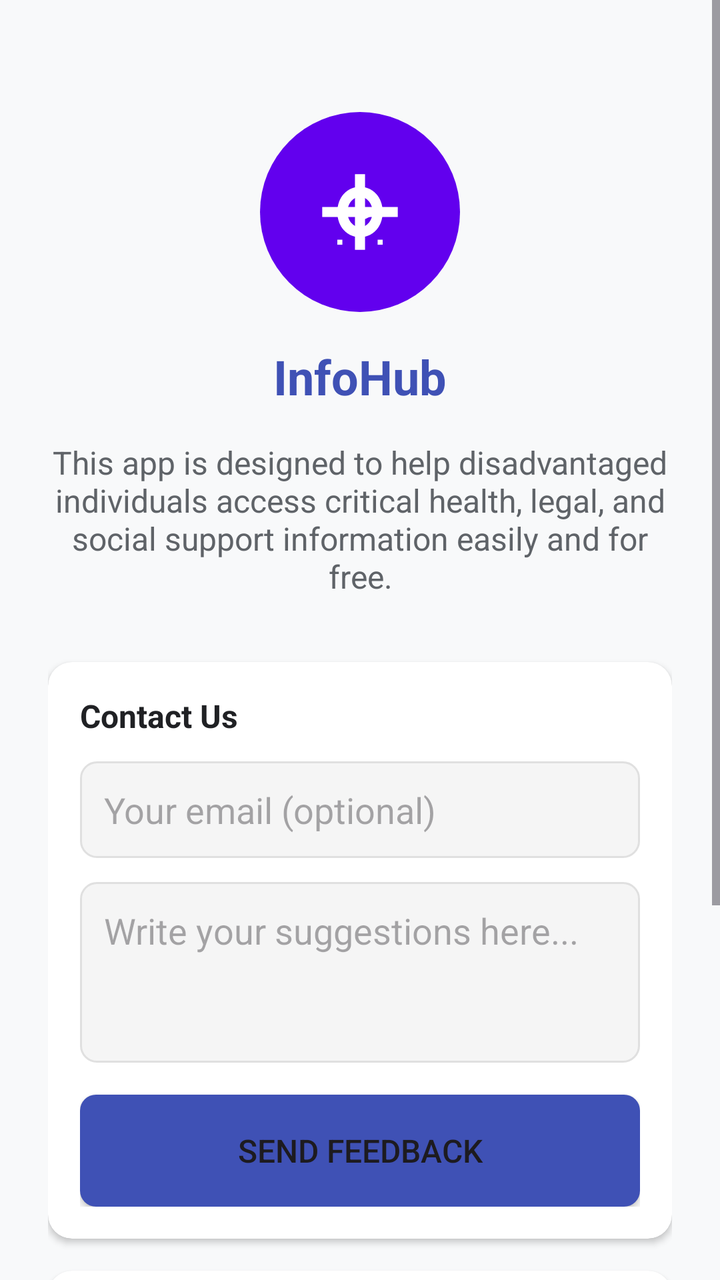
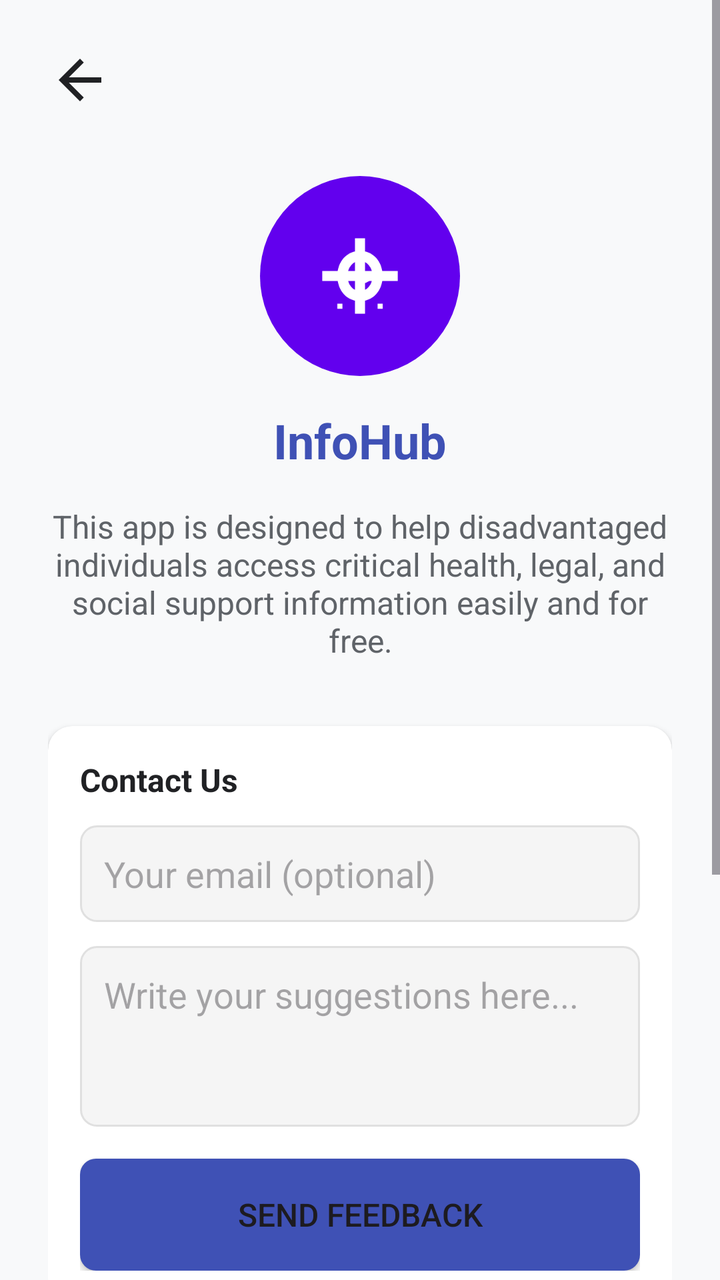

Compare the two renders of this Android layout. The source of the first and the diff that turns it into the second are given below.
<!-- AndroidManifest.xml: activity theme Theme.CMP2004TermProject.NoActionBar -->
<!-- res/layout/activity_about.xml -->
<?xml version="1.0" encoding="utf-8"?>
<ScrollView xmlns:android="http://schemas.android.com/apk/res/android"
    xmlns:app="http://schemas.android.com/apk/res-auto"
    android:layout_width="match_parent"
    android:layout_height="match_parent"
    android:background="@color/md_theme_light_background"
    android:fillViewport="true">

    <LinearLayout
        android:layout_width="match_parent"
        android:layout_height="wrap_content"
        android:orientation="vertical"
        android:padding="24dp"
        android:gravity="center_horizontal">

        <ImageView
            android:layout_width="100dp"
            android:layout_height="100dp"
            android:src="@drawable/ic_launcher_foreground"
            android:background="@drawable/circle_background_purple"
            android:padding="16dp"
            android:layout_marginTop="32dp"
            android:contentDescription="App icon" />

        <TextView
            android:layout_width="wrap_content"
            android:layout_height="wrap_content"
            android:text="@string/app_name"
            android:textSize="24sp"
            android:textStyle="bold"
            android:textColor="@color/md_theme_light_primary"
            android:layout_marginTop="16dp" />

        <TextView
            android:layout_width="match_parent"
            android:layout_height="wrap_content"
            android:text="This app is designed to help disadvantaged individuals access critical health, legal, and social support information easily and for free."
            android:textSize="16sp"
            android:textColor="@color/text_secondary"
            android:textAlignment="center"
            android:gravity="center"
            android:layout_marginTop="16dp"
            android:layout_marginBottom="32dp" />

        <androidx.cardview.widget.CardView
            android:layout_width="match_parent"
            android:layout_height="wrap_content"
            android:layout_marginBottom="16dp"
            app:cardCornerRadius="12dp"
            app:cardElevation="2dp"
            app:cardBackgroundColor="@color/white">

            <LinearLayout
                android:layout_width="match_parent"
                android:layout_height="wrap_content"
                android:orientation="vertical"
                android:padding="16dp">

                <TextView
                    android:layout_width="wrap_content"
                    android:layout_height="wrap_content"
                    android:text="Contact Us"
                    android:textSize="16sp"
                    android:textStyle="bold"
                    android:textColor="@color/text_primary"
                    android:layout_marginBottom="12dp" />

                <EditText
                    android:id="@+id/etEmail"
                    android:layout_width="match_parent"
                    android:layout_height="wrap_content"
                    android:hint="Your email (optional)"
                    android:inputType="textEmailAddress"
                    android:padding="12dp"
                    android:background="@drawable/edittext_background"
                    android:layout_marginBottom="12dp" />

                <EditText
                    android:id="@+id/etFeedback"
                    android:layout_width="match_parent"
                    android:layout_height="wrap_content"
                    android:hint="Write your suggestions here..."
                    android:inputType="textMultiLine"
                    android:minLines="3"
                    android:gravity="top"
                    android:padding="12dp"
                    android:background="@drawable/edittext_background"
                    android:layout_marginBottom="16dp" />

                <Button
                    android:id="@+id/btnSendEmail"
                    android:layout_width="match_parent"
                    android:layout_height="56dp"
                    android:text="Send Feedback"
                    android:textSize="16sp"
                    android:background="@drawable/button_primary" />
            </LinearLayout>
        </androidx.cardview.widget.CardView>

        <androidx.cardview.widget.CardView
            android:layout_width="match_parent"
            android:layout_height="wrap_content"
            app:cardCornerRadius="12dp"
            app:cardElevation="2dp"
            app:cardBackgroundColor="@color/white">

            <LinearLayout
                android:layout_width="match_parent"
                android:layout_height="wrap_content"
                android:orientation="vertical"
                android:padding="16dp">

                <TextView
                    android:layout_width="wrap_content"
                    android:layout_height="wrap_content"
                    android:text="Emergency Help"
                    android:textSize="16sp"
                    android:textStyle="bold"
                    android:textColor="@color/text_primary"
                    android:layout_marginBottom="12dp" />

                <TextView
                    android:layout_width="match_parent"
                    android:layout_height="wrap_content"
                    android:text="Need immediate assistance? Tap the button below to call for help."
                    android:textSize="14sp"
                    android:textColor="@color/text_secondary"
                    android:layout_marginBottom="16dp" />

                <Button
                    android:id="@+id/btnCallHelp"
                    android:layout_width="match_parent"
                    android:layout_height="56dp"
                    android:text="Call for Help (112)"
                    android:textSize="16sp"
                    android:background="@drawable/button_emergency" />
            </LinearLayout>
        </androidx.cardview.widget.CardView>

        <TextView
            android:layout_width="match_parent"
            android:layout_height="wrap_content"
            android:text="Version 1.0"
            android:textSize="12sp"
            android:textColor="@color/text_secondary"
            android:textAlignment="center"
            android:layout_marginTop="32dp"
            android:layout_marginBottom="24dp" />

    </LinearLayout>
</ScrollView>
<!-- resources referenced by this layout -->
<resources>
  <color name="md_theme_light_background">#F8F9FA</color>
  <color name="md_theme_light_primary">#3F51B5</color>
  <color name="text_primary">#202124</color>
  <color name="text_secondary">#5F6368</color>
  <color name="white">#FFFFFF</color>
  <!-- drawable button_emergency (drawable) -->
  <?xml version="1.0" encoding="utf-8"?>
  <ripple xmlns:android="http://schemas.android.com/apk/res/android"
      android:color="#80FFFFFF">
      <item>
          <shape android:shape="rectangle">
              <solid android:color="#F44336" />
              <corners android:radius="8dp" />
          </shape>
      </item>
  </ripple>
  <!-- drawable button_primary (drawable) -->
  <?xml version="1.0" encoding="utf-8"?>
  <ripple xmlns:android="http://schemas.android.com/apk/res/android"
      android:color="@color/md_theme_light_primaryContainer">
      <item>
          <shape android:shape="rectangle">
              <solid android:color="@color/md_theme_light_primary" />
              <corners android:radius="8dp" />
          </shape>
      </item>
  </ripple>
  <!-- drawable circle_background_purple (drawable) -->
  <?xml version="1.0" encoding="utf-8"?>
  <shape xmlns:android="http://schemas.android.com/apk/res/android"
      android:shape="oval">
      <solid android:color="#6200EE" />
  </shape>
  <!-- drawable edittext_background (drawable) -->
  <?xml version="1.0" encoding="utf-8"?>
  <shape xmlns:android="http://schemas.android.com/apk/res/android"
      android:shape="rectangle">
      <solid android:color="#F5F5F5" />
      <corners android:radius="8dp" />
      <stroke android:width="1dp" android:color="#E0E0E0" />
  </shape>
  <string name="app_name">InfoHub</string>
  <style name="Theme.CMP2004TermProject.NoActionBar" parent="Theme.CMP2004TermProject">
          <item name="windowActionBar">false</item>
          <item name="windowNoTitle">true</item>
          <item name="android:windowEnterAnimation">@anim/slide_in_right</item>
          <item name="android:windowExitAnimation">@anim/slide_out_left</item>
      </style>
  <color name="md_theme_light_primaryContainer">#E0E8F9</color>
  <color name="md_theme_light_onPrimary">#FFFFFF</color>
  <color name="md_theme_light_onPrimaryContainer">#0B1B60</color>
  <color name="md_theme_light_secondary">#039BE5</color>
  <color name="md_theme_light_onSecondary">#FFFFFF</color>
  <color name="md_theme_light_secondaryContainer">#CBE6FF</color>
  <color name="md_theme_light_onSecondaryContainer">#001E30</color>
  <color name="md_theme_light_surface">#FFFFFF</color>
  <color name="md_theme_light_onSurface">#1A1C1E</color>
  <!-- unchanged entries left out for length: 2 -->
</resources>

<!-- the commit's change to res/layout/activity_about.xml (unified diff, before → after) -->
@@ -12,6 +12,29 @@
         android:orientation="vertical"
         android:padding="24dp"
         android:gravity="center_horizontal">
+
+        <LinearLayout
+            android:layout_width="match_parent"
+            android:layout_height="wrap_content"
+            android:orientation="horizontal"
+            android:gravity="center_vertical">
+            
+            <ImageView
+                android:id="@+id/btnBack"
+                android:layout_width="32dp"
+                android:layout_height="32dp"
+                android:src="@drawable/ic_back"
+                app:tint="@color/text_primary"
+                android:background="?attr/selectableItemBackgroundBorderless"
+                android:clickable="true"
+                android:focusable="true"
+                android:contentDescription="Back" />
+            
+            <View
+                android:layout_width="0dp"
+                android:layout_height="0dp"
+                android:layout_weight="1"/>
+        </LinearLayout>
 
         <ImageView
             android:layout_width="100dp"
<!-- resource entries referenced after the edit -->
@@ -41,6 +41,16 @@
       <corners android:radius="8dp" />
       <stroke android:width="1dp" android:color="#E0E0E0" />
   </shape>
+  <!-- drawable ic_back (drawable) -->
+  <vector xmlns:android="http://schemas.android.com/apk/res/android"
+      android:width="24dp"
+      android:height="24dp"
+      android:viewportWidth="24"
+      android:viewportHeight="24">
+    <path
+        android:fillColor="#FF000000"
+        android:pathData="M20,11H7.83l5.59,-5.59L12,4l-8,8 8,8 1.41,-1.41L7.83,13H20v-2z"/>
+  </vector>
   <string name="app_name">InfoHub</string>
   <style name="Theme.CMP2004TermProject.NoActionBar" parent="Theme.CMP2004TermProject">
           <item name="windowActionBar">false</item>
